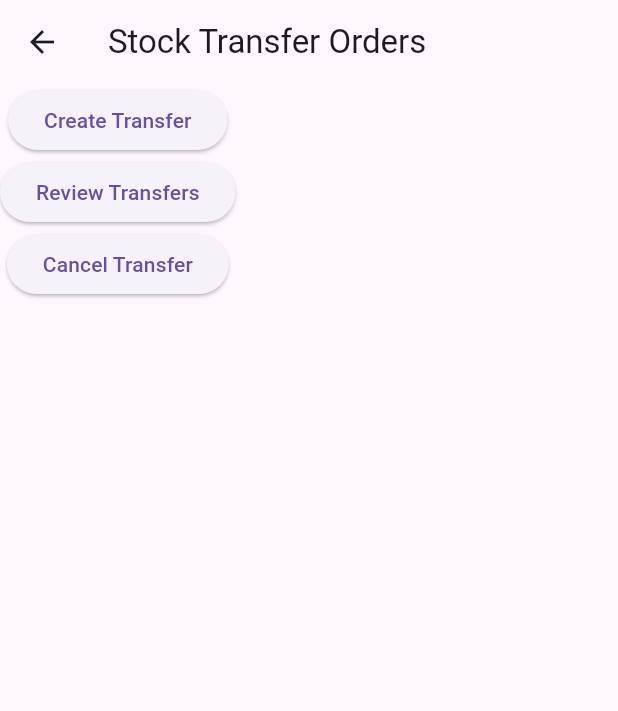
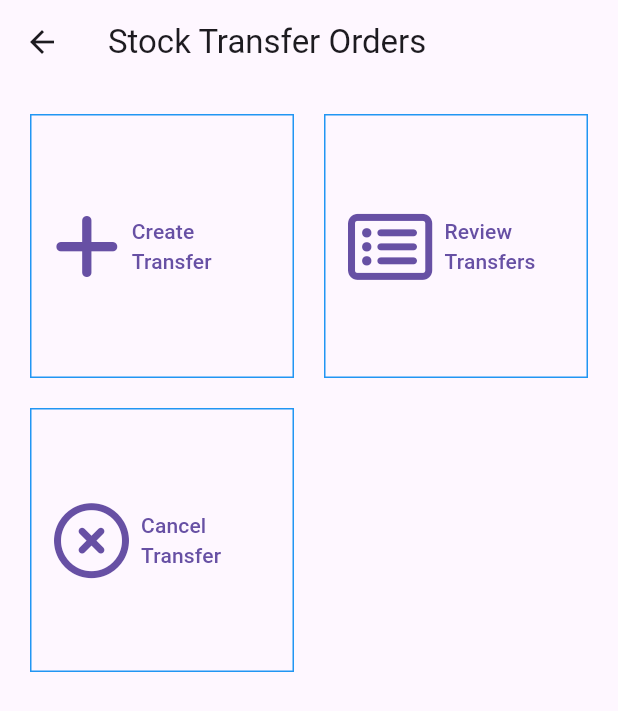
Before and after one commit to iamvedantp/wms_ui, a Flutter app: the StockTransferOrderHome screen opened directly, on a phone screen of 412 x 824 dp. Shown: the top 711 px of the screen. Run offline on Flutter 3.47's test engine with Material 3 defaults, Android fonts, the phone set to English and light mode, and no system bars; our stand-ins replace font_awesome_flutter; missing offline and left inert: qr_code_scanner.

Commit message:
STO Homepage buttons updated

```diff
--- a/lib/Functions/Operator Functions/STO/sto_home.dart
+++ b/lib/Functions/Operator Functions/STO/sto_home.dart
@@ -1,17 +1,30 @@
 import 'package:code_practice/Functions/Operator%20Functions/STO/sto_create.dart';
 import 'package:code_practice/Functions/Operator%20Functions/STO/sto_review.dart';
 import 'package:flutter/material.dart';
+import 'package:font_awesome_flutter/font_awesome_flutter.dart';
 
 class StockTransferOrderHome extends StatelessWidget {
+  const StockTransferOrderHome({super.key});
+
   @override
   Widget build(BuildContext context) {
+    final ButtonStyle outlinedButtonStyle = OutlinedButton.styleFrom(
+      side: const BorderSide(color: Colors.blue),
+      shape: const RoundedRectangleBorder(),
+    );
+
     return Scaffold(
       appBar: AppBar(
         title: const Text('Stock Transfer Orders'),
       ),
-      body: Column(
+      body: GridView.count(
+        crossAxisCount: 2, // Number of buttons per row
+        crossAxisSpacing: 20.0,
+        mainAxisSpacing: 20.0,
+        padding: const EdgeInsets.all(20),
         children: [
-          ElevatedButton(
+          OutlinedButton.icon(
+            style: outlinedButtonStyle,
             onPressed: () {
               Navigator.push(
                 context,
@@ -19,9 +32,12 @@ class StockTransferOrderHome extends StatelessWidget {
                     builder: (context) => CreateStockTransferPage()),
               );
             },
-            child: const Text('Create Transfer'),
+            icon: const FaIcon(FontAwesomeIcons.plus,
+                size: 50), // Icon for 'Create Transfer'
+            label: const Text('Create Transfer'),
           ),
-          ElevatedButton(
+          OutlinedButton.icon(
+            style: outlinedButtonStyle,
             onPressed: () {
               Navigator.push(
                 context,
@@ -29,14 +45,20 @@ class StockTransferOrderHome extends StatelessWidget {
                     builder: (context) => ReviewStockTransferPage()),
               );
             },
-            child: const Text('Review Transfers'),
+            icon: const FaIcon(FontAwesomeIcons.rectangleList,
+                size: 50), // Icon for 'Review Transfers'
+            label: const Text('Review Transfers'),
           ),
-          ElevatedButton(
+          OutlinedButton.icon(
+            style: outlinedButtonStyle,
             onPressed: () {
-              // Add cancel functionality
+              // Add cancel functionality here
             },
-            child: const Text('Cancel Transfer'),
+            icon: const FaIcon(FontAwesomeIcons.circleXmark,
+                size: 50), // Icon for 'Cancel Transfer'
+            label: const Text('Cancel Transfer'),
           ),
+          // You can add more buttons here as necessary
         ],
       ),
     );
```
